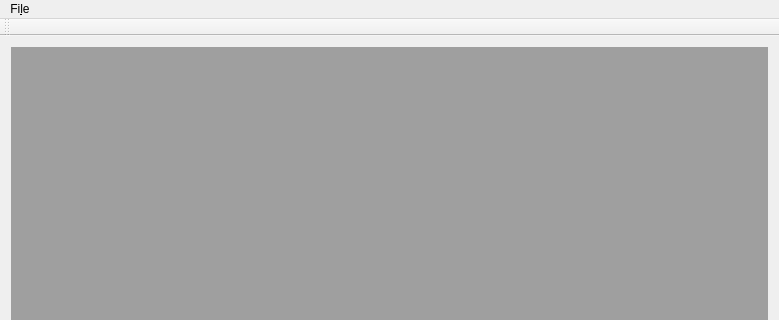
The window that mainwindow.ui (endovitskayaV/Synonims_qt) describes before a commit, drawn with Qt 5; both pictures show x 0 to 779 and y 0 to 320 of the 779 by 625 pixel window.
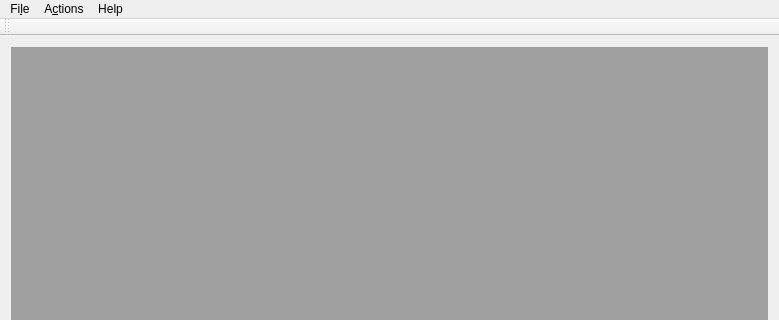
The same window after the commit.

What changed in the file:
```diff
--- a/mainwindow.ui
+++ b/mainwindow.ui
@@ -26,7 +26,7 @@
      <x>0</x>
      <y>0</y>
      <width>779</width>
-     <height>19</height>
+     <height>20</height>
     </rect>
    </property>
    <widget class="QMenu" name="menuFile">
@@ -35,9 +35,27 @@
     </property>
     <addaction name="actionSave"/>
     <addaction name="actionOpen"/>
-    <addaction name="actionSynonim"/>
+    <addaction name="actionSave"/>
+    <addaction name="actionsave_as"/>
+   </widget>
+   <widget class="QMenu" name="menuHelp">
+    <property name="title">
+     <string>Help</string>
+    </property>
+    <addaction name="separator"/>
+    <addaction name="separator"/>
+    <addaction name="actionConstraints"/>
+    <addaction name="actionAbout"/>
+   </widget>
+   <widget class="QMenu" name="menuActions">
+    <property name="title">
+     <string>A&amp;ctions</string>
+    </property>
+    <addaction name="actionMake_synonims"/>
    </widget>
    <addaction name="menuFile"/>
+   <addaction name="menuActions"/>
+   <addaction name="menuHelp"/>
   </widget>
   <widget class="QToolBar" name="mainToolBar">
    <attribute name="toolBarArea">
```
Left out of the diff: 108 changed lines with no effect on the pictures.
